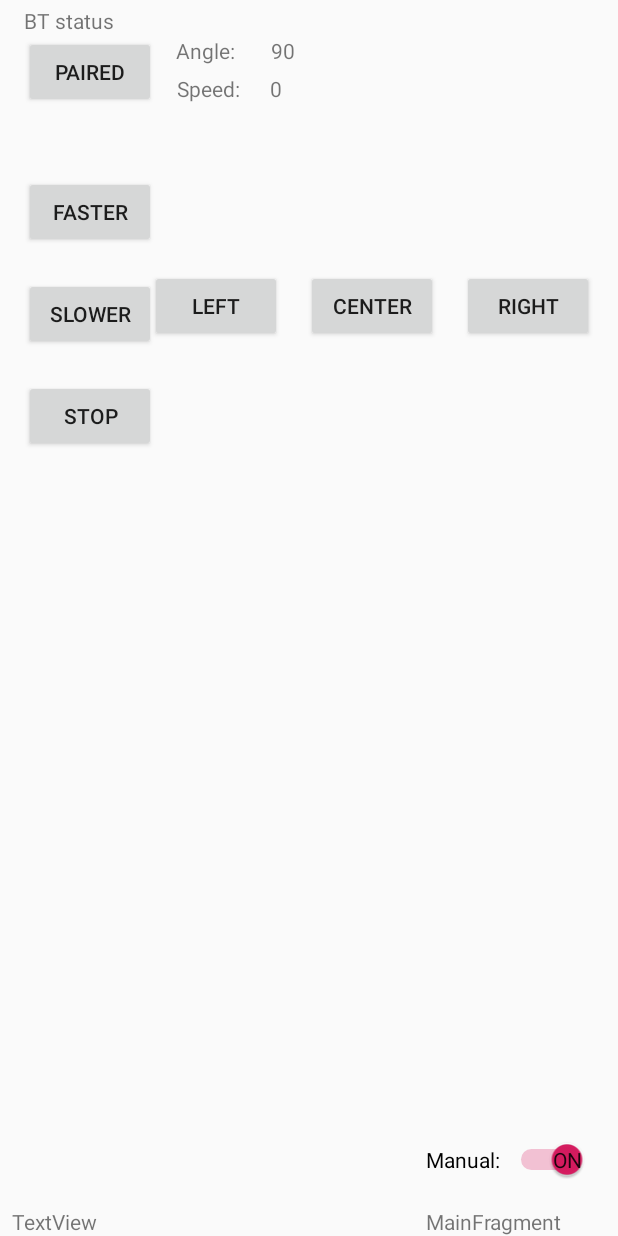
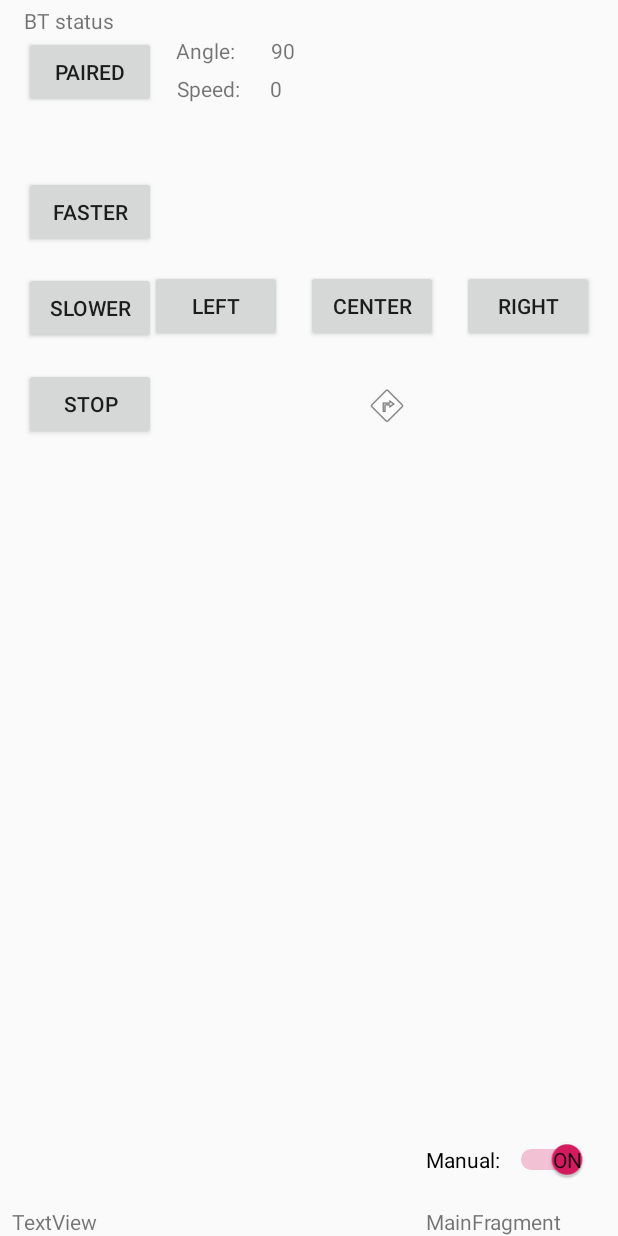
Before and after one commit to nadavguy/BlueToothRC, an Android app: the layout main_fragment.xml on its own in the app's theme, with its tools: preview values and no code run, on a phone screen of 412 x 824 dp. Run offline under Robolectric (Android 15) with nearby library versions, the light colour scheme and no system bars.

Commit message:
Added example for Direct Draw & Coloring ImageViews - Commented Messages now sent in Orientation mode Set Angle to 90 and Speed to zero when switching from Orientation to Manual mode

```diff
--- a/app/src/main/res/layout/main_fragment.xml
+++ b/app/src/main/res/layout/main_fragment.xml
@@ -60,7 +60,7 @@
         android:layout_width="wrap_content"
         android:layout_height="wrap_content"
         android:layout_marginStart="16dp"
-        android:layout_marginTop="20dp"
+        android:layout_marginTop="16dp"
         android:text="Slower"
         app:layout_constraintStart_toStartOf="parent"
         app:layout_constraintTop_toBottomOf="@+id/IncreaseSpeedButton" />
@@ -100,7 +100,7 @@
         android:layout_width="wrap_content"
         android:layout_height="wrap_content"
         android:layout_marginStart="16dp"
-        android:layout_marginTop="20dp"
+        android:layout_marginTop="16dp"
         android:text="Stop"
         app:layout_constraintStart_toStartOf="parent"
         app:layout_constraintTop_toBottomOf="@+id/DecreaseSpeedButton" />
@@ -207,4 +207,25 @@
         app:layout_constraintEnd_toEndOf="parent"
         tools:checked="true" />
 
+    <RelativeLayout
+        android:id="@+id/RLayout"
+        android:layout_width="33dp"
+        android:layout_height="41dp"
+        android:layout_marginStart="144dp"
+        android:layout_marginBottom="12dp"
+        app:layout_constraintBottom_toTopOf="@+id/Manualswitch"
+        app:layout_constraintStart_toEndOf="@+id/DecreaseSpeedButton">
+
+    </RelativeLayout>
+
+    <ImageView
+        android:id="@+id/TestimageView"
+        android:layout_width="wrap_content"
+        android:layout_height="wrap_content"
+        android:layout_marginStart="138dp"
+        android:layout_marginTop="91dp"
+        android:src="@android:drawable/ic_menu_directions"
+        app:layout_constraintStart_toEndOf="@+id/StopButton"
+        app:layout_constraintTop_toBottomOf="@+id/DevicesListView" />
+
 </androidx.constraintlayout.widget.ConstraintLayout>
```
Also changed, not shown: app/src/main/java/com/example/fragmentviewmodeltest/ui/main/MainFragment.java (+46 -1 lines).
